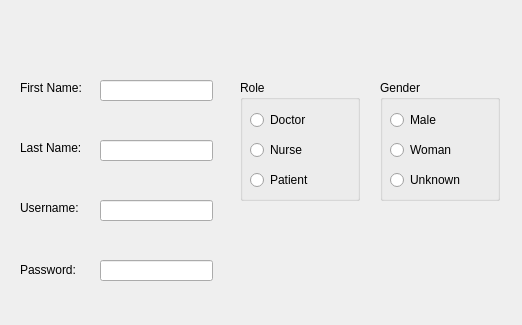
First picture: the form in hospital/register.ui, repository mohammedyassin11/Healthcare-system, before the edit; both pictures show x 0 to 522 and y 0 to 325 of the 522 by 478 pixel window.
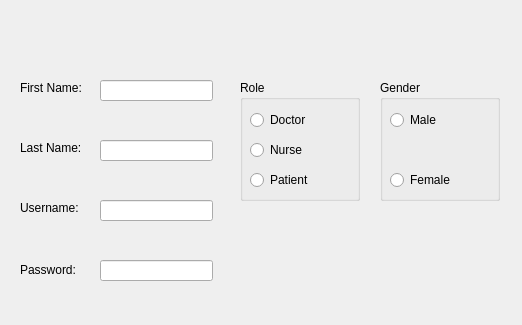
Second picture: the form after the edit.

Commit message: I and moustafa while working in person improved login, codded register, and created an admin ui

The edit to the form file:
```diff
--- a/hospital/register.ui
+++ b/hospital/register.ui
@@ -198,20 +198,7 @@
      <string>Male</string>
     </property>
    </widget>
-   <widget class="QRadioButton" name="radioButton_2">
-    <property name="geometry">
-     <rect>
-      <x>10</x>
-      <y>60</y>
-      <width>99</width>
-      <height>20</height>
-     </rect>
-    </property>
-    <property name="text">
-     <string>Woman</string>
-    </property>
-   </widget>
-   <widget class="QRadioButton" name="radioButton_3">
+   <widget class="QRadioButton" name="FemaleButton">
     <property name="geometry">
      <rect>
       <x>10</x>
@@ -221,7 +208,7 @@
      </rect>
     </property>
     <property name="text">
-     <string>Unknown</string>
+     <string>Female</string>
     </property>
    </widget>
   </widget>
```
Left out of the diff: 12 changed lines with no effect on the pictures. The commit also changes 1205 other files.
